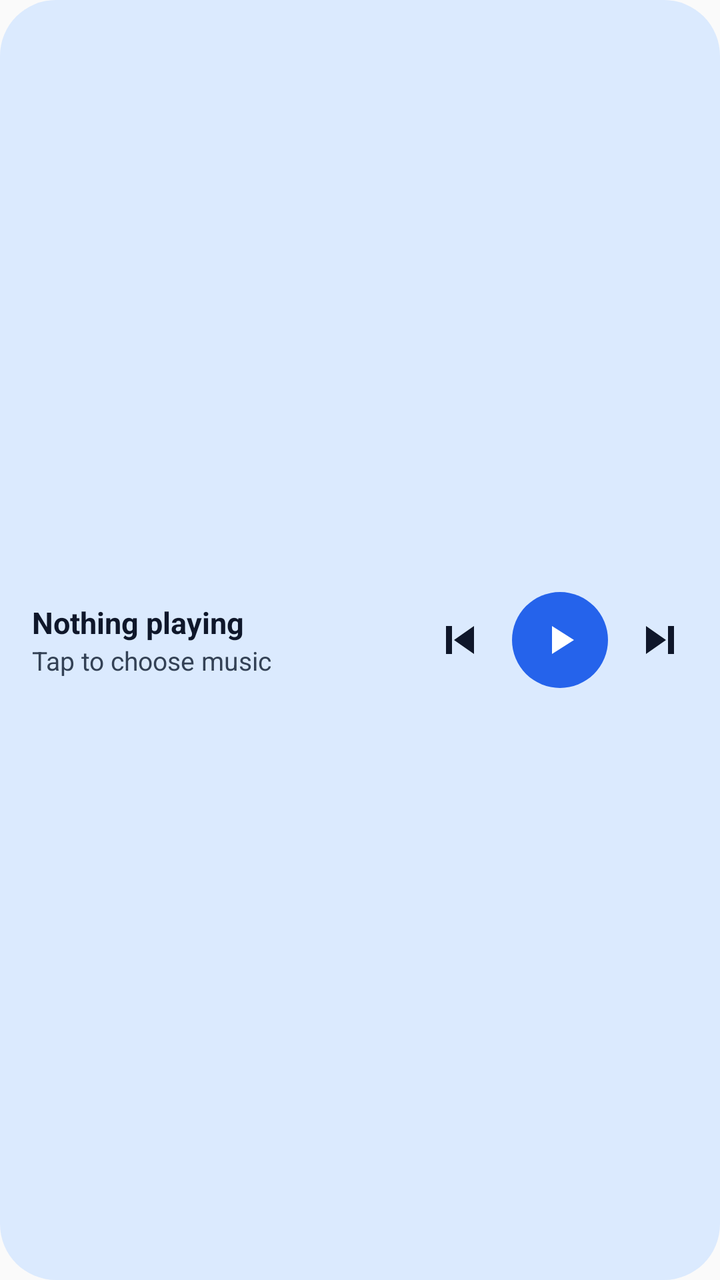
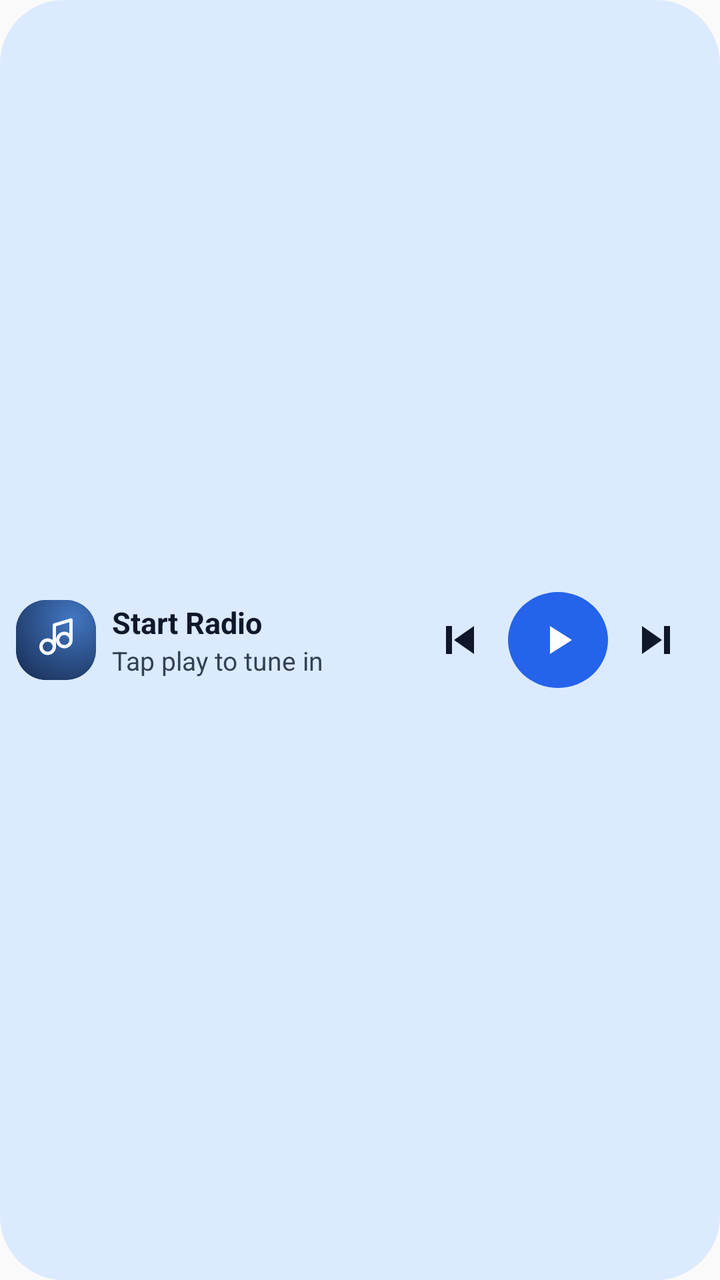

Compare the two renders of this Android layout. The source of the first and the diff that turns it into the second are given below.
<!-- AndroidManifest.xml: application theme Theme.Radio -->
<!-- res/layout/widget_player.xml -->
<?xml version="1.0" encoding="utf-8"?>
<LinearLayout xmlns:android="http://schemas.android.com/apk/res/android"
    android:id="@+id/widget_root"
    android:layout_width="match_parent"
    android:layout_height="match_parent"
    android:background="@drawable/widget_background"
    android:gravity="center_vertical"
    android:orientation="horizontal"
    android:paddingStart="16dp"
    android:paddingEnd="8dp">

    <LinearLayout
        android:id="@+id/widget_open"
        android:layout_width="0dp"
        android:layout_height="match_parent"
        android:layout_weight="1"
        android:gravity="center_vertical"
        android:orientation="vertical">

        <TextView
            android:id="@+id/widget_title"
            android:layout_width="match_parent"
            android:layout_height="wrap_content"
            android:ellipsize="end"
            android:maxLines="1"
            android:text="@string/widget_empty"
            android:textColor="@color/widget_title"
            android:textSize="15sp"
            android:textStyle="bold" />

        <TextView
            android:id="@+id/widget_subtitle"
            android:layout_width="match_parent"
            android:layout_height="wrap_content"
            android:ellipsize="end"
            android:maxLines="1"
            android:text="@string/widget_empty_hint"
            android:textColor="@color/widget_subtitle"
            android:textSize="13sp" />
    </LinearLayout>

    <ImageButton
        android:id="@+id/widget_previous"
        android:layout_width="44dp"
        android:layout_height="44dp"
        android:background="@android:color/transparent"
        android:contentDescription="@string/widget_previous"
        android:src="@drawable/ic_widget_previous"
        android:tint="@color/widget_title" />

    <ImageButton
        android:id="@+id/widget_toggle"
        android:layout_width="48dp"
        android:layout_height="48dp"
        android:layout_marginHorizontal="4dp"
        android:background="@drawable/widget_play_background"
        android:contentDescription="@string/widget_play"
        android:src="@drawable/ic_widget_play"
        android:tint="@color/widget_on_accent" />

    <ImageButton
        android:id="@+id/widget_next"
        android:layout_width="44dp"
        android:layout_height="44dp"
        android:background="@android:color/transparent"
        android:contentDescription="@string/widget_next"
        android:src="@drawable/ic_widget_next"
        android:tint="@color/widget_title" />
</LinearLayout>
<!-- resources referenced by this layout -->
<resources>
  <color name="widget_on_accent">#FFFFFFFF</color>
  <color name="widget_subtitle">#FF334155</color>
  <color name="widget_title">#FF0F172A</color>
  <!-- drawable ic_widget_next (drawable) -->
  <vector xmlns:android="http://schemas.android.com/apk/res/android" android:width="24dp" android:height="24dp" android:viewportWidth="24" android:viewportHeight="24">
      <path android:fillColor="#FFFFFFFF" android:pathData="M5,5 L15,12 L5,19 Z M16,5 H19 V19 H16 Z" />
  </vector>
  <!-- drawable ic_widget_play (drawable) -->
  <vector xmlns:android="http://schemas.android.com/apk/res/android" android:width="24dp" android:height="24dp" android:viewportWidth="24" android:viewportHeight="24">
      <path android:fillColor="#FFFFFFFF" android:pathData="M8,5 L19,12 L8,19 Z" />
  </vector>
  <!-- drawable ic_widget_previous (drawable) -->
  <vector xmlns:android="http://schemas.android.com/apk/res/android" android:width="24dp" android:height="24dp" android:viewportWidth="24" android:viewportHeight="24">
      <path android:fillColor="#FFFFFFFF" android:pathData="M19,5 L9,12 L19,19 Z M5,5 H8 V19 H5 Z" />
  </vector>
  <!-- drawable widget_background (drawable) -->
  <?xml version="1.0" encoding="utf-8"?>
  <shape xmlns:android="http://schemas.android.com/apk/res/android" android:shape="rectangle">
      <solid android:color="@color/widget_background" />
      <corners android:radius="@android:dimen/system_app_widget_background_radius" />
  </shape>
  <!-- drawable widget_play_background (drawable) -->
  <?xml version="1.0" encoding="utf-8"?>
  <shape xmlns:android="http://schemas.android.com/apk/res/android" android:shape="oval">
      <solid android:color="@color/widget_accent" />
  </shape>
  <string name="widget_empty">Nothing playing</string>
  <string name="widget_empty_hint">Tap to choose music</string>
  <string name="widget_next">Next song</string>
  <string name="widget_play">Play</string>
  <string name="widget_previous">Previous song</string>
  <style name="Theme.Radio" parent="android:Theme.Material.Light.NoActionBar">
          
          <item name="android:windowSplashScreenBackground">@color/launcher_background</item>
      </style>
  <color name="widget_background">#FFDBEAFE</color>
  <color name="widget_accent">#FF2563EB</color>
  <color name="launcher_background">#FF1E293B</color>
</resources>

<!-- the commit's change to res/layout/widget_player.xml (unified diff, before → after) -->
@@ -6,7 +6,7 @@
     android:background="@drawable/widget_background"
     android:gravity="center_vertical"
     android:orientation="horizontal"
-    android:paddingStart="16dp"
+    android:paddingStart="8dp"
     android:paddingEnd="8dp">
 
     <LinearLayout
@@ -15,44 +15,61 @@
         android:layout_height="match_parent"
         android:layout_weight="1"
         android:gravity="center_vertical"
-        android:orientation="vertical">
+        android:orientation="horizontal">
 
-        <TextView
-            android:id="@+id/widget_title"
-            android:layout_width="match_parent"
+        <ImageView
+            android:id="@+id/widget_artwork"
+            android:layout_width="40dp"
+            android:layout_height="40dp"
+            android:layout_marginEnd="8dp"
+            android:background="@drawable/widget_artwork_mask"
+            android:clipToOutline="true"
+            android:importantForAccessibility="no"
+            android:scaleType="centerCrop"
+            android:src="@drawable/player_artwork" />
+
+        <LinearLayout
+            android:layout_width="0dp"
             android:layout_height="wrap_content"
-            android:ellipsize="end"
-            android:maxLines="1"
-            android:text="@string/widget_empty"
-            android:textColor="@color/widget_title"
-            android:textSize="15sp"
-            android:textStyle="bold" />
+            android:layout_weight="1"
+            android:orientation="vertical">
 
-        <TextView
-            android:id="@+id/widget_subtitle"
-            android:layout_width="match_parent"
-            android:layout_height="wrap_content"
-            android:ellipsize="end"
-            android:maxLines="1"
-            android:text="@string/widget_empty_hint"
-            android:textColor="@color/widget_subtitle"
-            android:textSize="13sp" />
+            <TextView
+                android:id="@+id/widget_title"
+                android:layout_width="match_parent"
+                android:layout_height="wrap_content"
+                android:ellipsize="end"
+                android:maxLines="1"
+                android:text="@string/widget_start_radio"
+                android:textColor="@color/widget_title"
+                android:textSize="15sp"
+                android:textStyle="bold" />
+
+            <TextView
+                android:id="@+id/widget_subtitle"
+                android:layout_width="match_parent"
+                android:layout_height="wrap_content"
+                android:ellipsize="end"
+                android:maxLines="1"
+                android:text="@string/widget_empty_hint"
+                android:textColor="@color/widget_subtitle"
+                android:textSize="13sp" />
+        </LinearLayout>
     </LinearLayout>
 
     <ImageButton
         android:id="@+id/widget_previous"
-        android:layout_width="44dp"
-        android:layout_height="44dp"
-        android:background="@android:color/transparent"
+        android:layout_width="48dp"
+        android:layout_height="48dp"
+        android:background="@drawable/widget_transport_background"
         android:contentDescription="@string/widget_previous"
         android:src="@drawable/ic_widget_previous"
         android:tint="@color/widget_title" />
 
     <ImageButton
         android:id="@+id/widget_toggle"
-        android:layout_width="48dp"
+        android:layout_width="50dp"
         android:layout_height="48dp"
-        android:layout_marginHorizontal="4dp"
         android:background="@drawable/widget_play_background"
         android:contentDescription="@string/widget_play"
         android:src="@drawable/ic_widget_play"
@@ -60,9 +77,9 @@
 
     <ImageButton
         android:id="@+id/widget_next"
-        android:layout_width="44dp"
-        android:layout_height="44dp"
-        android:background="@android:color/transparent"
+        android:layout_width="48dp"
+        android:layout_height="48dp"
+        android:background="@drawable/widget_transport_background"
         android:contentDescription="@string/widget_next"
         android:src="@drawable/ic_widget_next"
         android:tint="@color/widget_title" />
<!-- resource entries referenced after the edit -->
@@ -15,22 +15,47 @@
   <vector xmlns:android="http://schemas.android.com/apk/res/android" android:width="24dp" android:height="24dp" android:viewportWidth="24" android:viewportHeight="24">
       <path android:fillColor="#FFFFFFFF" android:pathData="M19,5 L9,12 L19,19 Z M5,5 H8 V19 H5 Z" />
   </vector>
+  <!-- drawable player_artwork (drawable) -->
+  <vector xmlns:android="http://schemas.android.com/apk/res/android"
+      xmlns:aapt="http://schemas.android.com/aapt"
+      android:width="192dp" android:height="192dp"
+      android:viewportWidth="48" android:viewportHeight="48">
+      <path android:pathData="M0,0 H48 V48 H0 Z">
+          <aapt:attr name="android:fillColor">
+              <gradient android:type="radial" android:centerX="34" android:centerY="11"
+                  android:gradientRadius="48" android:startColor="#FF4277C3" android:endColor="#FF182D53" />
+          </aapt:attr>
+      </path>
+      <path android:pathData="M15,28 a4,4 0,1 0,8 0 a4,4 0,1 0,-8 0 M23,28 V15 L33,12 V24 M25,24 a4,4 0,1 0,8 0 a4,4 0,1 0,-8 0"
+          android:strokeColor="#FFF5F9FF" android:strokeWidth="2" android:strokeLineCap="round" android:strokeLineJoin="round" />
+  </vector>
+  <!-- drawable widget_artwork_mask (drawable) -->
+  <shape xmlns:android="http://schemas.android.com/apk/res/android">
+      <solid android:color="#FF182D53" />
+      <corners android:radius="15dp" />
+  </shape>
   <!-- drawable widget_background (drawable) -->
   <?xml version="1.0" encoding="utf-8"?>
   <shape xmlns:android="http://schemas.android.com/apk/res/android" android:shape="rectangle">
       <solid android:color="@color/widget_background" />
-      <corners android:radius="@android:dimen/system_app_widget_background_radius" />
+      <corners android:radius="32dp" />
   </shape>
   <!-- drawable widget_play_background (drawable) -->
   <?xml version="1.0" encoding="utf-8"?>
   <shape xmlns:android="http://schemas.android.com/apk/res/android" android:shape="oval">
       <solid android:color="@color/widget_accent" />
   </shape>
-  <string name="widget_empty">Nothing playing</string>
-  <string name="widget_empty_hint">Tap to choose music</string>
+  <!-- drawable widget_transport_background (drawable) -->
+  <inset xmlns:android="http://schemas.android.com/apk/res/android" android:inset="6dp">
+      <shape android:shape="oval">
+          <solid android:color="@color/widget_background" />
+      </shape>
+  </inset>
+  <string name="widget_empty_hint">Tap play to tune in</string>
   <string name="widget_next">Next song</string>
   <string name="widget_play">Play</string>
   <string name="widget_previous">Previous song</string>
+  <string name="widget_start_radio">Start Radio</string>
   <style name="Theme.Radio" parent="android:Theme.Material.Light.NoActionBar">
           
           <item name="android:windowSplashScreenBackground">@color/launcher_background</item>
